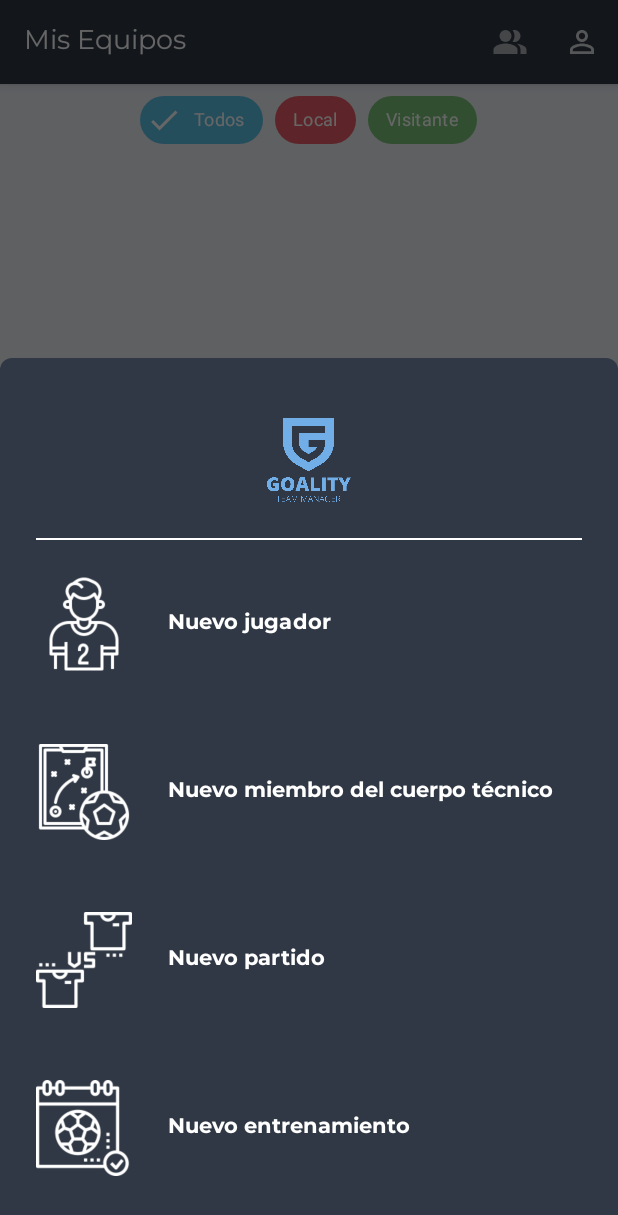
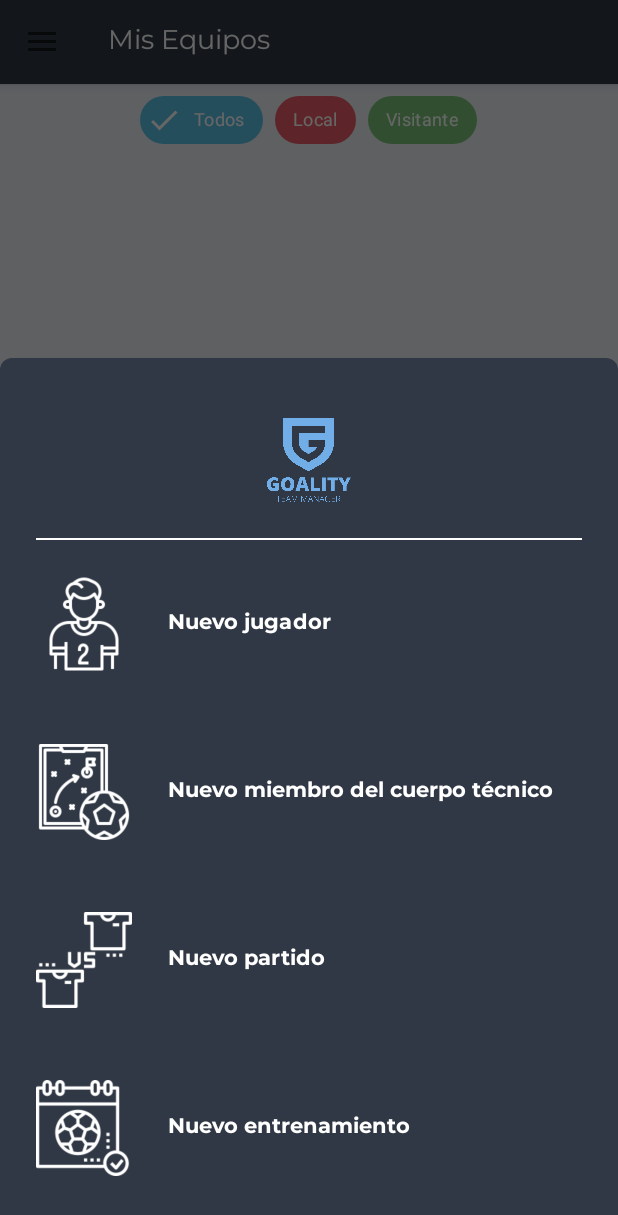
Before and after one commit to 2DAMUE/pfcjun21-goality, an Android app: the screen it shows after launch once a user with an empty profile is signed in (MainActivityStaff), after a tap on an icon or button, on a phone screen of 412 x 824 dp. Shown: the top 1215 px of the screen. Run offline under Robolectric (Android 15) with nearby library versions, the phone set to English and light mode, and no system bars; our stand-ins replace Firebase (no records; nobody signed in at launch, a user with empty details on screens opened directly); pictures from the network do not load; 1 statement that could not run was skipped.

Commit message:
incomplete navDrawer2

```diff
--- a/app/src/main/java/com/dam/goality/MainActivityStaff.java
+++ b/app/src/main/java/com/dam/goality/MainActivityStaff.java
@@ -11,9 +11,12 @@ import android.view.ViewGroup;
 import android.widget.TextView;
 import android.widget.Toast;
 
+import androidx.annotation.NonNull;
 import androidx.annotation.Nullable;
+import androidx.appcompat.app.ActionBarDrawerToggle;
 import androidx.appcompat.app.AppCompatActivity;
 import androidx.appcompat.widget.Toolbar;
+import androidx.drawerlayout.widget.DrawerLayout;
 import androidx.fragment.app.Fragment;
 
 import com.dam.goality.fragments.AddFragment;
@@ -27,6 +30,7 @@ import com.google.android.material.bottomappbar.BottomAppBar;
 import com.google.android.material.bottomsheet.BottomSheetDialog;
 import com.google.android.material.dialog.MaterialAlertDialogBuilder;
 import com.google.android.material.floatingactionbutton.FloatingActionButton;
+import com.google.android.material.navigation.NavigationView;
 import com.google.firebase.auth.FirebaseAuth;
 
 public class MainActivityStaff extends AppCompatActivity {
@@ -40,6 +44,9 @@ public class MainActivityStaff extends AppCompatActivity {
     FirebaseAuth firebaseAuth;
     BottomSheetDialog bottomSheetDialog;
 
+    // navigationDrawer
+    private DrawerLayout drawer;
+
     @Override
     protected void onCreate(Bundle savedInstanceState) {
         super.onCreate(savedInstanceState);
@@ -48,6 +55,19 @@ public class MainActivityStaff extends AppCompatActivity {
         firebaseAuth = FirebaseAuth.getInstance();
         selectedFragment = new PartidoFragment();
         titleToolbar = findViewById(R.id.titleToolbar);
+
+        // Navigation Drawr
+        Toolbar toolbar = findViewById(R.id.toolbar);
+        setSupportActionBar(toolbar);
+        getSupportActionBar().setDisplayShowTitleEnabled(false);
+
+        drawer = findViewById(R.id.drawerLayout);
+        NavigationView navigationView = findViewById(R.id.nav_view);
+        navigationView.setNavigationItemSelectedListener((NavigationView.OnNavigationItemSelectedListener) this);
+
+        ActionBarDrawerToggle toggle = new ActionBarDrawerToggle(this, drawer, toolbar, R.string.navigation_drawer_open, R.string.navigation_drawer_close);
+        drawer.addDrawerListener(toggle);
+        toggle.syncState();
 
         toolbar = findViewById(R.id.toolbar);
         toolbar.setOnMenuItemClickListener(listener);
@@ -104,6 +124,46 @@ public class MainActivityStaff extends AppCompatActivity {
         getSupportFragmentManager().beginTransaction().replace(R.id.frameLayout, selectedFragment).commit();
 
     }
+
+    // Abre activities tras pulsar en elementos del NavigationDrawer
+    // 25/05/2021 13:36 -> Falta añadir funcionalidad a esto
+    public boolean onNavigationItemSelected(@NonNull MenuItem item) {
+        switch (item.getItemId()) {
+            case R.id.nav_aboutus:
+                Intent i3 = new Intent(this, MiPerfilActivity.class);
+                startActivity(i3);
+                break;
+            case R.id.nav_tutorial:
+                Intent i4 = new Intent(this, MiPerfilActivity.class);
+                startActivity(i4);
+                break;
+            case R.id.nav_miperfil:
+                Intent i5 = new Intent(this, MiPerfilActivity.class);
+                startActivity(i5);
+                break;
+            case R.id.nav_logout:
+                MaterialAlertDialogBuilder alertDialog = new MaterialAlertDialogBuilder(this);
+                alertDialog.setMessage("¿Estás seguro que deseas salir?");
+                alertDialog.setPositiveButton("Si", new DialogInterface.OnClickListener() {
+                    @Override
+                    public void onClick(DialogInterface dialog, int which) {
+                        firebaseAuth.signOut();
+                        finish();
+                    }
+                });
+                alertDialog.setNegativeButton("No", new DialogInterface.OnClickListener() {
+                    @Override
+                    public void onClick(DialogInterface dialog, int which) {
+
+                    }
+                });
+                alertDialog.create().show();
+                break;
+        }
+
+        return true;
+    }
+
 
     private androidx.appcompat.widget.Toolbar.OnMenuItemClickListener listener = new Toolbar.OnMenuItemClickListener() {
         @Override
--- a/app/src/main/res/layout/activity_main_staff.xml
+++ b/app/src/main/res/layout/activity_main_staff.xml
@@ -1,11 +1,26 @@
 <?xml version="1.0" encoding="utf-8"?>
-<androidx.constraintlayout.widget.ConstraintLayout xmlns:android="http://schemas.android.com/apk/res/android"
+
+<androidx.drawerlayout.widget.DrawerLayout xmlns:android="http://schemas.android.com/apk/res/android"
     xmlns:app="http://schemas.android.com/apk/res-auto"
     xmlns:tools="http://schemas.android.com/tools"
+    android:id="@+id/drawerLayout"
     android:layout_width="match_parent"
     android:layout_height="match_parent"
     android:background="@color/background3"
-    tools:context=".MainActivityStaff">
+    android:fitsSystemWindows="true"
+    tools:context=".MainActivityStaff"
+    tools:openDrawer="start">
+
+    <LinearLayout
+        android:layout_width="match_parent"
+        android:layout_height="match_parent"
+        android:background="@color/background3">
+
+
+        <androidx.constraintlayout.widget.ConstraintLayout
+            android:layout_width="match_parent"
+            android:layout_height="match_parent"
+            android:background="@color/background3">
 
             <androidx.coordinatorlayout.widget.CoordinatorLayout
                 android:id="@+id/coordinator"
@@ -62,8 +77,8 @@
                     android:id="@+id/fab"
                     android:layout_width="wrap_content"
                     android:layout_height="wrap_content"
+                    android:background="#FFA03C"
                     android:src="@drawable/ic_add_bottom"
-            android:background="#FFA03C"
                     android:tint="@color/white"
                     app:fabSize="normal"
                     app:layout_anchor="@+id/bottom_app_bar"
@@ -73,3 +88,14 @@
 
 
         </androidx.constraintlayout.widget.ConstraintLayout>
+    </LinearLayout>
+
+    <com.google.android.material.navigation.NavigationView
+        android:id="@+id/nav_view"
+        android:layout_width="wrap_content"
+        android:layout_height="match_parent"
+        android:layout_gravity="start"
+        app:headerLayout="@layout/nav_header"
+        app:menu="@menu/drawer_menu" />
+
+</androidx.drawerlayout.widget.DrawerLayout>
--- a/app/src/main/res/values/strings.xml
+++ b/app/src/main/res/values/strings.xml
@@ -3,4 +3,6 @@
     <!-- TODO: Remove or change this placeholder text -->
     <string name="hello_blank_fragment">Hello blank fragment</string>
     <string name="vs">%1$s : %2$s</string>
+    <string name="navigation_drawer_open">Open</string>
+    <string name="navigation_drawer_close">Close</string>
 </resources>
```
Also changed, not shown: app/src/main/res/layout/nav_header.xml (+36 -2 lines). Lines whose indentation alone changed are shown as unchanged.
